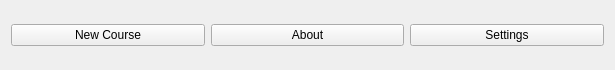
The window that src/gui/header.ui (tombranfield/spaced_repeating_vocabulary) describes before a commit, drawn with Qt 5.
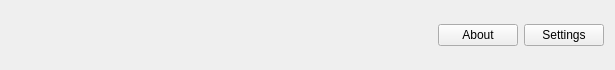
The same window after the commit.

Commit message: Removed new_course_window from header

What changed in the file:
```diff
--- a/src/gui/header.ui
+++ b/src/gui/header.ui
@@ -17,11 +17,17 @@
    <item>
     <layout class="QHBoxLayout" name="horizontalLayout" stretch="0,0,0">
      <item>
-      <widget class="QPushButton" name="new_course_button">
-       <property name="text">
-        <string>New Course</string>
+      <spacer name="horizontalSpacer">
+       <property name="orientation">
+        <enum>Qt::Horizontal</enum>
        </property>
-      </widget>
+       <property name="sizeHint" stdset="0">
+        <size>
+         <width>40</width>
+         <height>20</height>
+        </size>
+       </property>
+      </spacer>
      </item>
      <item>
       <widget class="QPushButton" name="about_button">
```
The commit also changes 1 other file.
